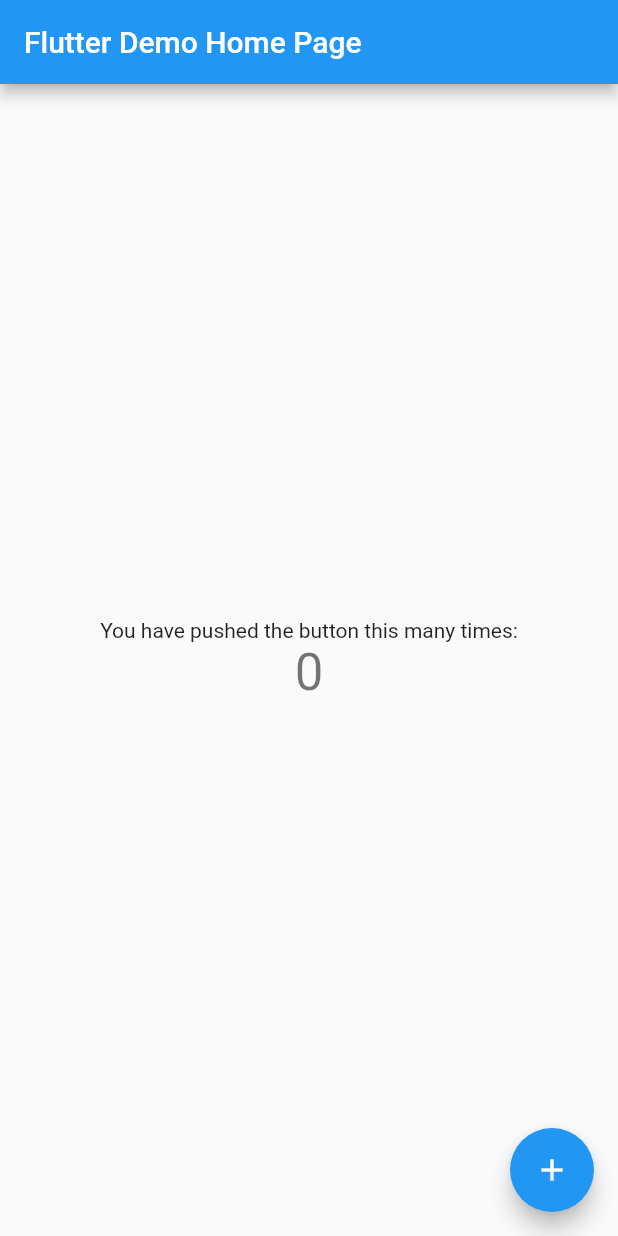
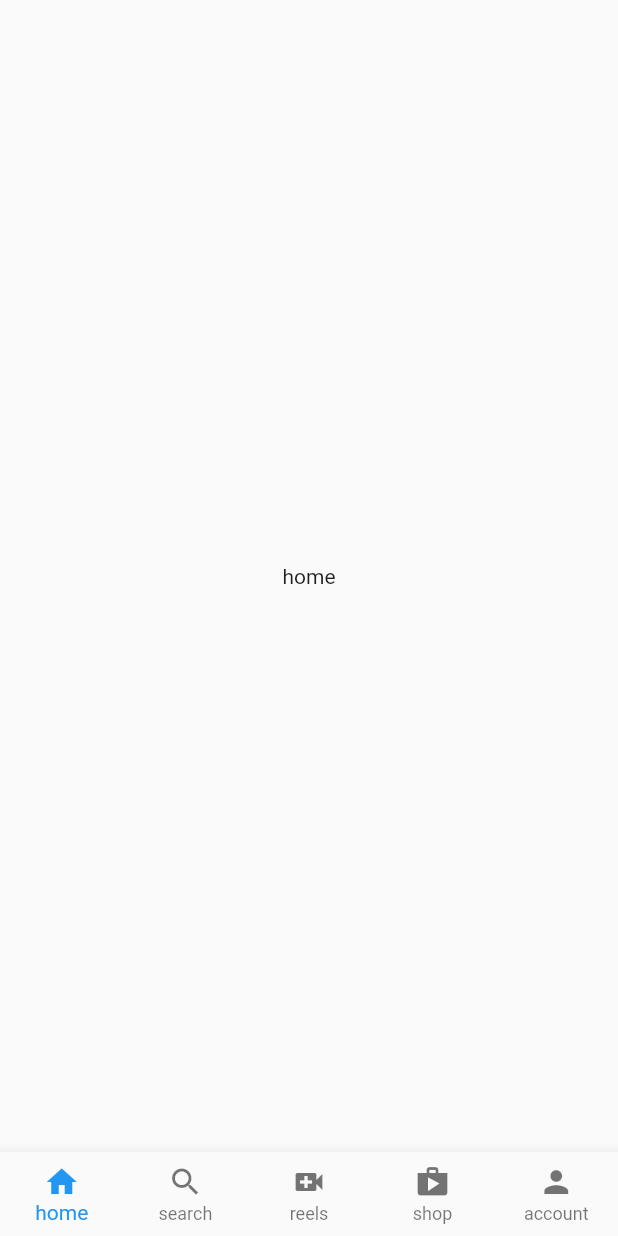
Before and after one commit to ashen8981/Instagram_Clone_UI, a Flutter app: the screen it shows after launch, on a phone screen of 412 x 824 dp. Run offline on Flutter 3.47's test engine with Material 2 defaults, Android fonts, the phone set to English and light mode, and no system bars.

Commit message:
first commit

```diff
--- /dev/null
+++ b/lib/homepage.dart
@@ -0,0 +1,52 @@
+import 'package:flutter/material.dart';
+import 'package:instagram_clone_ui/account.dart';
+import 'package:instagram_clone_ui/pages/home.dart';
+import 'package:instagram_clone_ui/pages/reels.dart';
+import 'package:instagram_clone_ui/pages/search.dart';
+import 'package:instagram_clone_ui/pages/shop.dart';
+
+class MyHomePage extends StatefulWidget {
+  const MyHomePage({Key? key}) : super(key: key);
+
+  @override
+  State<MyHomePage> createState() => _MyHomePageState();
+}
+
+class _MyHomePageState extends State<MyHomePage> {
+
+  //navigate around the bottom navigation bar
+  int _selectedIndex = 0;
+  void _navigateBottomBar(int index){
+    setState(() {
+      _selectedIndex = index;
+    });
+  }
+
+  //different pages navigate to
+  final List<Widget> _children = [
+    UserHome(),
+    UserSearch(),
+    UserReels(),
+    UserShop(),
+    UserAccount()
+  ];
+
+  @override
+  Widget build(BuildContext context) {
+    return Scaffold(
+      body: _children[_selectedIndex] ,
+      bottomNavigationBar: BottomNavigationBar(
+        currentIndex: _selectedIndex,
+        type: BottomNavigationBarType.fixed,
+        onTap: _navigateBottomBar,
+        items: const [
+          BottomNavigationBarItem(icon: Icon(Icons.home),label: 'home',),
+          BottomNavigationBarItem(icon: Icon(Icons.search),label: 'search'),
+          BottomNavigationBarItem(icon: Icon(Icons.video_call),label: 'reels'),
+          BottomNavigationBarItem(icon: Icon(Icons.shop),label: 'shop'),
+          BottomNavigationBarItem(icon: Icon(Icons.person),label: 'account')
+        ],
+      ),
+    );
+  }
+}
--- a/lib/main.dart
+++ b/lib/main.dart
@@ -1,4 +1,6 @@
 import 'package:flutter/material.dart';
+
+import 'homepage.dart';
 
 void main() {
   runApp(const MyApp());
@@ -11,105 +13,8 @@ class MyApp extends StatelessWidget {
   @override
   Widget build(BuildContext context) {
     return MaterialApp(
-      title: 'Flutter Demo',
-      theme: ThemeData(
-        // This is the theme of your application.
-        //
-        // Try running your application with "flutter run". You'll see the
-        // application has a blue toolbar. Then, without quitting the app, try
-        // changing the primarySwatch below to Colors.green and then invoke
-        // "hot reload" (press "r" in the console where you ran "flutter run",
-        // or simply save your changes to "hot reload" in a Flutter IDE).
-        // Notice that the counter didn't reset back to zero; the application
-        // is not restarted.
-        primarySwatch: Colors.blue,
-      ),
-      home: const MyHomePage(title: 'Flutter Demo Home Page'),
+      debugShowCheckedModeBanner: false,
+      home: MyHomePage(),
     );
   }
 }
-
-class MyHomePage extends StatefulWidget {
-  const MyHomePage({super.key, required this.title});
-
-  // This widget is the home page of your application. It is stateful, meaning
-  // that it has a State object (defined below) that contains fields that affect
-  // how it looks.
-
-  // This class is the configuration for the state. It holds the values (in this
-  // case the title) provided by the parent (in this case the App widget) and
-  // used by the build method of the State. Fields in a Widget subclass are
-  // always marked "final".
-
-  final String title;
-
-  @override
-  State<MyHomePage> createState() => _MyHomePageState();
-}
-
-class _MyHomePageState extends State<MyHomePage> {
-  int _counter = 0;
-
-  void _incrementCounter() {
-    setState(() {
-      // This call to setState tells the Flutter framework that something has
-      // changed in this State, which causes it to rerun the build method below
-      // so that the display can reflect the updated values. If we changed
-      // _counter without calling setState(), then the build method would not be
-      // called again, and so nothing would appear to happen.
-      _counter++;
-    });
-  }
-
-  @override
-  Widget build(BuildContext context) {
-    // This method is rerun every time setState is called, for instance as done
-    // by the _incrementCounter method above.
-    //
-    // The Flutter framework has been optimized to make rerunning build methods
-    // fast, so that you can just rebuild anything that needs updating rather
-    // than having to individually change instances of widgets.
-    return Scaffold(
-      appBar: AppBar(
-        // Here we take the value from the MyHomePage object that was created by
-        // the App.build method, and use it to set our appbar title.
-        title: Text(widget.title),
-      ),
-      body: Center(
-        // Center is a layout widget. It takes a single child and positions it
-        // in the middle of the parent.
-        child: Column(
-          // Column is also a layout widget. It takes a list of children and
-          // arranges them vertically. By default, it sizes itself to fit its
-          // children horizontally, and tries to be as tall as its parent.
-          //
-          // Invoke "debug painting" (press "p" in the console, choose the
-          // "Toggle Debug Paint" action from the Flutter Inspector in Android
-          // Studio, or the "Toggle Debug Paint" command in Visual Studio Code)
-          // to see the wireframe for each widget.
-          //
-          // Column has various properties to control how it sizes itself and
-          // how it positions its children. Here we use mainAxisAlignment to
-          // center the children vertically; the main axis here is the vertical
-          // axis because Columns are vertical (the cross axis would be
-          // horizontal).
-          mainAxisAlignment: MainAxisAlignment.center,
-          children: <Widget>[
-            const Text(
-              'You have pushed the button this many times:',
-            ),
-            Text(
-              '$_counter',
-              style: Theme.of(context).textTheme.headline4,
-            ),
-          ],
-        ),
-      ),
-      floatingActionButton: FloatingActionButton(
-        onPressed: _incrementCounter,
-        tooltip: 'Increment',
-        child: const Icon(Icons.add),
-      ), // This trailing comma makes auto-formatting nicer for build methods.
-    );
-  }
-}
--- /dev/null
+++ b/lib/pages/home.dart
@@ -0,0 +1,12 @@
+import 'package:flutter/material.dart';
+
+class UserHome extends StatelessWidget {
+  const UserHome({Key? key}) : super(key: key);
+
+  @override
+  Widget build(BuildContext context) {
+    return Scaffold(
+      body: Center(child:Text("home")),
+    );
+  }
+}
```
Also changed, not shown: lib/account.dart (added, +12 -0 lines), lib/pages/reels.dart (added, +12 -0 lines), lib/pages/search.dart (added, +12 -0 lines), lib/pages/shop.dart (added, +12 -0 lines).
